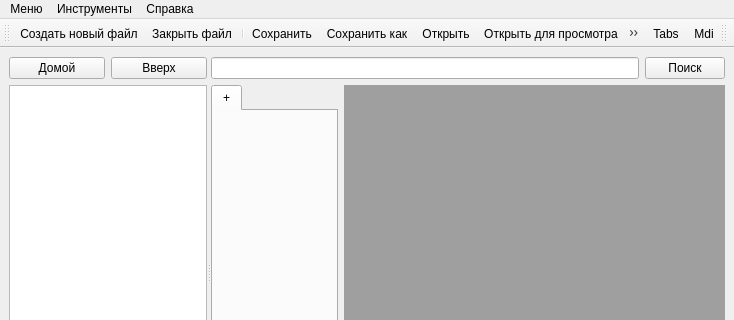
This is MainWindow.ui in mrEscow/GB_QT as Qt 5 draws it before an edit; both pictures show x 0 to 734 and y 0 to 320 of the 734 by 517 pixel window. The edited form follows.
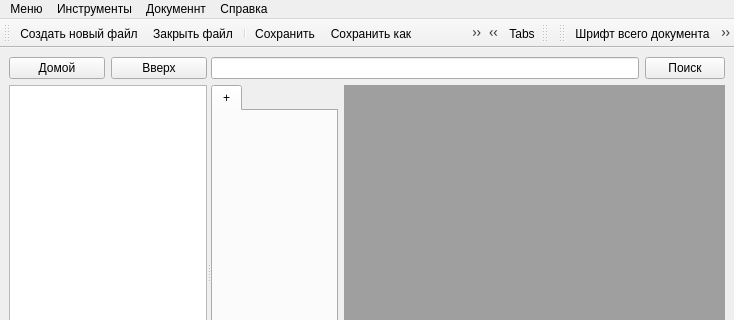
This is the edited form. Icons and pictures are not drawn.

Patch:
```diff
--- a/MainWindow.ui
+++ b/MainWindow.ui
@@ -167,8 +167,22 @@
     </property>
     <addaction name="helpAboutProgramm"/>
    </widget>
+   <widget class="QMenu" name="docs">
+    <property name="title">
+     <string>Докуменнт</string>
+    </property>
+    <addaction name="setFont"/>
+    <addaction name="setFontMouse"/>
+    <addaction name="separator"/>
+    <addaction name="setHTML"/>
+    <addaction name="separator"/>
+    <addaction name="alignmentLeft"/>
+    <addaction name="alignmentRight"/>
+    <addaction name="alignmentCenter"/>
+   </widget>
    <addaction name="menu"/>
    <addaction name="tools"/>
+   <addaction name="docs"/>
    <addaction name="help"/>
   </widget>
   <widget class="QStatusBar" name="statusbar"/>
@@ -200,7 +214,7 @@
   </widget>
   <widget class="QToolBar" name="toolBar_2">
    <property name="sizePolicy">
-    <sizepolicy hsizetype="Minimum" vsizetype="Fixed">
+    <sizepolicy hsizetype="Preferred" vsizetype="Fixed">
      <horstretch>0</horstretch>
      <verstretch>0</verstretch>
     </sizepolicy>
@@ -217,8 +231,25 @@
    <attribute name="toolBarBreak">
     <bool>false</bool>
    </attribute>
-   <addaction name="toolsViewMdi"/>
    <addaction name="toolsViewTabs"/>
+   <addaction name="toolsViewMdi"/>
+  </widget>
+  <widget class="QToolBar" name="toolBar_3">
+   <property name="windowTitle">
+    <string>toolBar_3</string>
+   </property>
+   <attribute name="toolBarArea">
+    <enum>TopToolBarArea</enum>
+   </attribute>
+   <attribute name="toolBarBreak">
+    <bool>false</bool>
+   </attribute>
+   <addaction name="setFont"/>
+   <addaction name="setFontMouse"/>
+   <addaction name="setHTML"/>
+   <addaction name="alignmentLeft"/>
+   <addaction name="alignmentCenter"/>
+   <addaction name="alignmentRight"/>
   </widget>
   <action name="menuSave">
    <property name="icon">
@@ -328,6 +359,60 @@
     <string>Mdi</string>
    </property>
   </action>
+  <action name="setFont">
+   <property name="icon">
+    <iconset resource="Resources.qrc">
+     <normaloff>:/Images/Icons/typography.png</normaloff>:/Images/Icons/typography.png</iconset>
+   </property>
+   <property name="text">
+    <string>Шрифт всего документа</string>
+   </property>
+  </action>
+  <action name="setHTML">
+   <property name="icon">
+    <iconset resource="Resources.qrc">
+     <normaloff>:/Images/Icons/notesHTML.png</normaloff>:/Images/Icons/notesHTML.png</iconset>
+   </property>
+   <property name="text">
+    <string>HTML</string>
+   </property>
+  </action>
+  <action name="setFontMouse">
+   <property name="icon">
+    <iconset resource="Resources.qrc">
+     <normaloff>:/Images/Icons/typographyMouse.png</normaloff>:/Images/Icons/typographyMouse.png</iconset>
+   </property>
+   <property name="text">
+    <string>Шрифт выделеного текста</string>
+   </property>
+  </action>
+  <action name="alignmentLeft">
+   <property name="icon">
+    <iconset resource="Resources.qrc">
+     <normaloff>:/Images/Icons/textLeft.png</normaloff>:/Images/Icons/textLeft.png</iconset>
+   </property>
+   <property name="text">
+    <string>Выравнивание по левой стороне</string>
+   </property>
+  </action>
+  <action name="alignmentRight">
+   <property name="icon">
+    <iconset resource="Resources.qrc">
+     <normaloff>:/Images/Icons/textRight.png</normaloff>:/Images/Icons/textRight.png</iconset>
+   </property>
+   <property name="text">
+    <string>Выравнивание по левой стороне</string>
+   </property>
+  </action>
+  <action name="alignmentCenter">
+   <property name="icon">
+    <iconset resource="Resources.qrc">
+     <normaloff>:/Images/Icons/textCenter.png</normaloff>:/Images/Icons/textCenter.png</iconset>
+   </property>
+   <property name="text">
+    <string>Выравнивание по центру</string>
+   </property>
+  </action>
  </widget>
  <resources>
   <include location="Resources.qrc"/>
```
Left out of the diff: 2 changed lines with no effect on the pictures.
